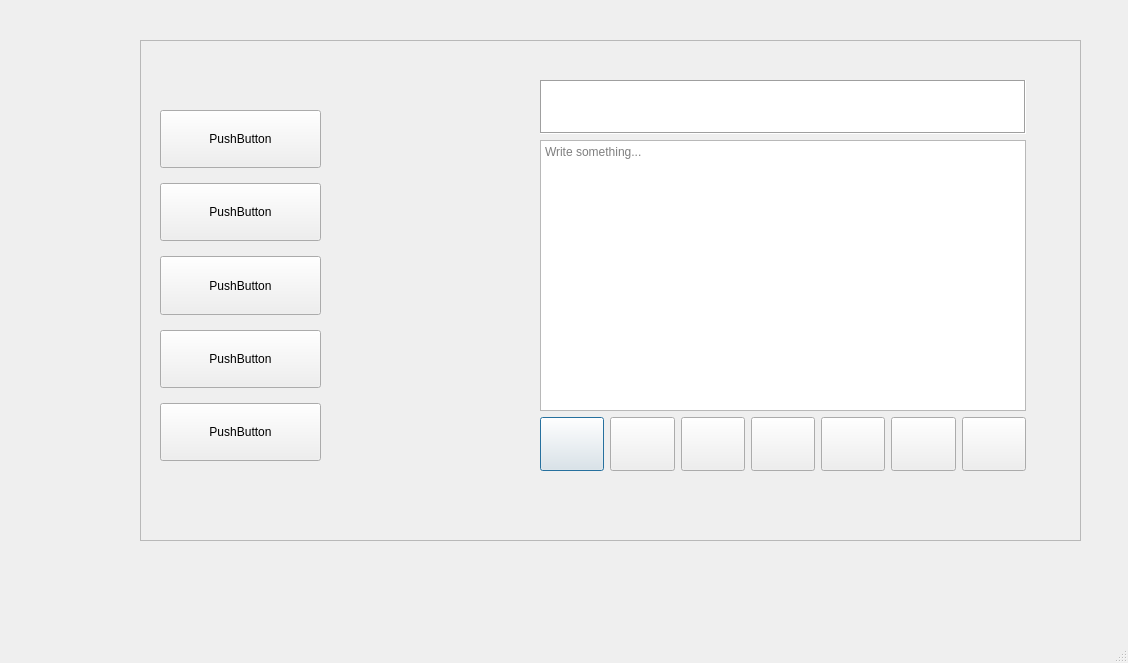
First picture: the form in mainwindow.ui, repository Bie-NHD/C-note-taking-app, before the edit.
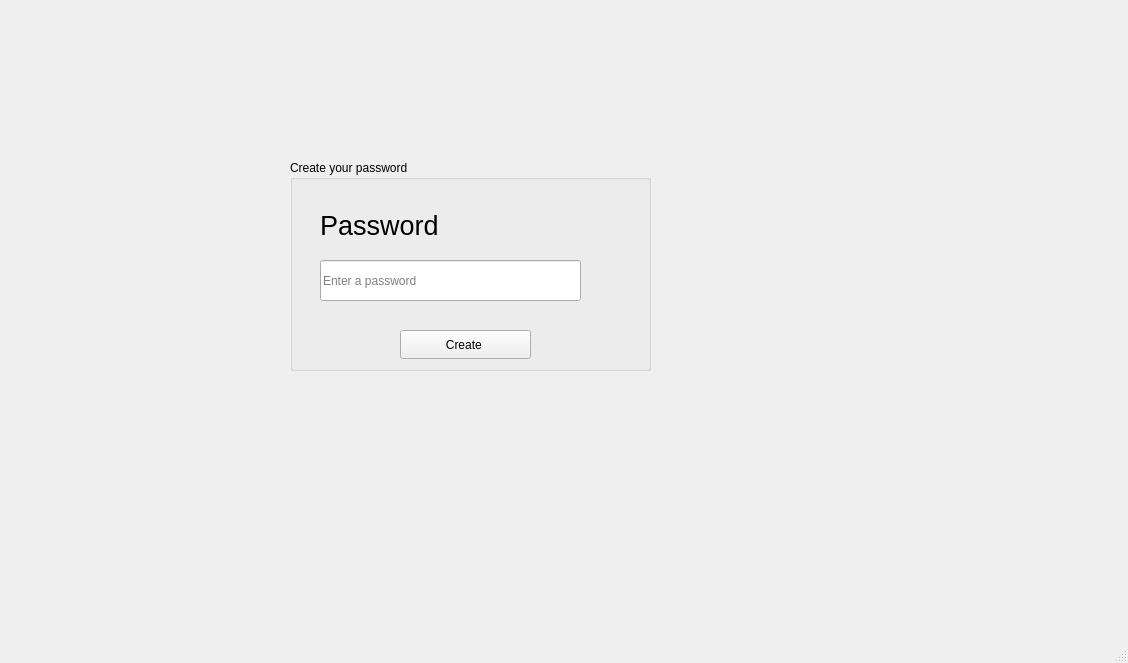
Second picture: the form after the edit. Icons and pictures are not drawn.

```diff
--- a/mainwindow.ui
+++ b/mainwindow.ui
@@ -14,521 +14,64 @@
    <string>MainWindow</string>
   </property>
   <widget class="QWidget" name="centralwidget">
-   <widget class="QFrame" name="frame">
+   <widget class="QGroupBox" name="groupBox">
     <property name="geometry">
      <rect>
-      <x>140</x>
-      <y>40</y>
-      <width>941</width>
-      <height>501</height>
+      <x>290</x>
+      <y>160</y>
+      <width>361</width>
+      <height>211</height>
      </rect>
     </property>
-    <property name="frameShape">
-     <enum>QFrame::StyledPanel</enum>
+    <property name="title">
+     <string>Create your password</string>
     </property>
-    <property name="frameShadow">
-     <enum>QFrame::Raised</enum>
-    </property>
-    <property name="lineWidth">
-     <number>2</number>
-    </property>
-    <property name="midLineWidth">
-     <number>1</number>
-    </property>
-    <widget class="QWidget" name="verticalLayoutWidget">
+    <widget class="QLabel" name="label">
      <property name="geometry">
       <rect>
-       <x>10</x>
-       <y>60</y>
-       <width>181</width>
-       <height>371</height>
+       <x>30</x>
+       <y>50</y>
+       <width>141</width>
+       <height>31</height>
       </rect>
      </property>
-     <layout class="QVBoxLayout" name="verticalLayout">
-      <property name="spacing">
-       <number>15</number>
-      </property>
-      <property name="leftMargin">
-       <number>10</number>
-      </property>
-      <property name="topMargin">
-       <number>10</number>
-      </property>
-      <property name="rightMargin">
-       <number>10</number>
-      </property>
-      <property name="bottomMargin">
-       <number>10</number>
-      </property>
-      <item>
-       <widget class="QPushButton" name="pushButton_3">
-        <property name="enabled">
-         <bool>true</bool>
-        </property>
-        <property name="sizePolicy">
-         <sizepolicy hsizetype="Minimum" vsizetype="Minimum">
-          <horstretch>0</horstretch>
-          <verstretch>0</verstretch>
-         </sizepolicy>
-        </property>
-        <property name="minimumSize">
-         <size>
-          <width>100</width>
-          <height>50</height>
-         </size>
-        </property>
-        <property name="sizeIncrement">
-         <size>
-          <width>100</width>
-          <height>100</height>
-         </size>
-        </property>
-        <property name="baseSize">
-         <size>
-          <width>100</width>
-          <height>100</height>
-         </size>
-        </property>
-        <property name="text">
-         <string>PushButton</string>
-        </property>
-        <property name="autoRepeat">
-         <bool>false</bool>
-        </property>
-        <property name="autoExclusive">
-         <bool>false</bool>
-        </property>
-        <property name="autoDefault">
-         <bool>false</bool>
-        </property>
-        <property name="default">
-         <bool>false</bool>
-        </property>
-        <property name="flat">
-         <bool>false</bool>
-        </property>
-       </widget>
-      </item>
-      <item>
-       <widget class="QPushButton" name="pushButton_6">
-        <property name="enabled">
-         <bool>true</bool>
-        </property>
-        <property name="sizePolicy">
-         <sizepolicy hsizetype="Minimum" vsizetype="Minimum">
-          <horstretch>0</horstretch>
-          <verstretch>0</verstretch>
-         </sizepolicy>
-        </property>
-        <property name="minimumSize">
-         <size>
-          <width>100</width>
-          <height>50</height>
-         </size>
-        </property>
-        <property name="sizeIncrement">
-         <size>
-          <width>100</width>
-          <height>100</height>
-         </size>
-        </property>
-        <property name="baseSize">
-         <size>
-          <width>100</width>
-          <height>100</height>
-         </size>
-        </property>
-        <property name="text">
-         <string>PushButton</string>
-        </property>
-        <property name="autoRepeat">
-         <bool>false</bool>
-        </property>
-        <property name="autoExclusive">
-         <bool>false</bool>
-        </property>
-        <property name="autoDefault">
-         <bool>false</bool>
-        </property>
-        <property name="default">
-         <bool>false</bool>
-        </property>
-        <property name="flat">
-         <bool>false</bool>
-        </property>
-       </widget>
-      </item>
-      <item>
-       <widget class="QPushButton" name="pushButton_5">
-        <property name="enabled">
-         <bool>true</bool>
-        </property>
-        <property name="sizePolicy">
-         <sizepolicy hsizetype="Minimum" vsizetype="Minimum">
-          <horstretch>0</horstretch>
-          <verstretch>0</verstretch>
-         </sizepolicy>
-        </property>
-        <property name="minimumSize">
-         <size>
-          <width>100</width>
-          <height>50</height>
-         </size>
-        </property>
-        <property name="sizeIncrement">
-         <size>
-          <width>100</width>
-          <height>100</height>
-         </size>
-        </property>
-        <property name="baseSize">
-         <size>
-          <width>100</width>
-          <height>100</height>
-         </size>
-        </property>
-        <property name="text">
-         <string>PushButton</string>
-        </property>
-        <property name="autoRepeat">
-         <bool>false</bool>
-        </property>
-        <property name="autoExclusive">
-         <bool>false</bool>
-        </property>
-        <property name="autoDefault">
-         <bool>false</bool>
-        </property>
-        <property name="default">
-         <bool>false</bool>
-        </property>
-        <property name="flat">
-         <bool>false</bool>
-        </property>
-       </widget>
-      </item>
-      <item>
-       <widget class="QPushButton" name="pushButton_7">
-        <property name="enabled">
-         <bool>true</bool>
-        </property>
-        <property name="sizePolicy">
-         <sizepolicy hsizetype="Minimum" vsizetype="Minimum">
-          <horstretch>0</horstretch>
-          <verstretch>0</verstretch>
-         </sizepolicy>
-        </property>
-        <property name="minimumSize">
-         <size>
-          <width>100</width>
-          <height>50</height>
-         </size>
-        </property>
-        <property name="sizeIncrement">
-         <size>
-          <width>100</width>
-          <height>100</height>
-         </size>
-        </property>
-        <property name="baseSize">
-         <size>
-          <width>100</width>
-          <height>100</height>
-         </size>
-        </property>
-        <property name="text">
-         <string>PushButton</string>
-        </property>
-        <property name="autoRepeat">
-         <bool>false</bool>
-        </property>
-        <property name="autoExclusive">
-         <bool>false</bool>
-        </property>
-        <property name="autoDefault">
-         <bool>false</bool>
-        </property>
-        <property name="default">
-         <bool>false</bool>
-        </property>
-        <property name="flat">
-         <bool>false</bool>
-        </property>
-       </widget>
-      </item>
-      <item>
-       <widget class="QPushButton" name="pushButton_8">
-        <property name="enabled">
-         <bool>true</bool>
-        </property>
-        <property name="sizePolicy">
-         <sizepolicy hsizetype="Minimum" vsizetype="Minimum">
-          <horstretch>0</horstretch>
-          <verstretch>0</verstretch>
-         </sizepolicy>
-        </property>
-        <property name="minimumSize">
-         <size>
-          <width>100</width>
-          <height>50</height>
-         </size>
-        </property>
-        <property name="sizeIncrement">
-         <size>
-          <width>100</width>
-          <height>100</height>
-         </size>
-        </property>
-        <property name="baseSize">
-         <size>
-          <width>100</width>
-          <height>100</height>
-         </size>
-        </property>
-        <property name="text">
-         <string>PushButton</string>
-        </property>
-        <property name="autoRepeat">
-         <bool>false</bool>
-        </property>
-        <property name="autoExclusive">
-         <bool>false</bool>
-        </property>
-        <property name="autoDefault">
-         <bool>false</bool>
-        </property>
-        <property name="default">
-         <bool>false</bool>
-        </property>
-        <property name="flat">
-         <bool>false</bool>
-        </property>
-       </widget>
-      </item>
-     </layout>
+     <property name="font">
+      <font>
+       <pointsize>20</pointsize>
+      </font>
+     </property>
+     <property name="text">
+      <string>Password </string>
+     </property>
     </widget>
-    <widget class="QWidget" name="verticalLayoutWidget_2">
+    <widget class="QPushButton" name="pushButton">
      <property name="geometry">
       <rect>
-       <x>400</x>
-       <y>40</y>
-       <width>486</width>
-       <height>391</height>
+       <x>110</x>
+       <y>170</y>
+       <width>131</width>
+       <height>29</height>
       </rect>
      </property>
-     <layout class="QVBoxLayout" name="verticalLayout_2" stretch="1,5,1">
-      <item>
-       <widget class="QPlainTextEdit" name="plainTextEdit">
-        <property name="sizePolicy">
-         <sizepolicy hsizetype="Minimum" vsizetype="Minimum">
-          <horstretch>50</horstretch>
-          <verstretch>5</verstretch>
-         </sizepolicy>
-        </property>
-        <property name="minimumSize">
-         <size>
-          <width>0</width>
-          <height>50</height>
-         </size>
-        </property>
-        <property name="frameShape">
-         <enum>QFrame::Box</enum>
-        </property>
-        <property name="verticalScrollBarPolicy">
-         <enum>Qt::ScrollBarAlwaysOff</enum>
-        </property>
-        <property name="horizontalScrollBarPolicy">
-         <enum>Qt::ScrollBarAlwaysOff</enum>
-        </property>
-        <property name="lineWrapMode">
-         <enum>QPlainTextEdit::NoWrap</enum>
-        </property>
-        <property name="plainText">
-         <string/>
-        </property>
-        <property name="placeholderText">
-         <string>Title</string>
-        </property>
-       </widget>
-      </item>
-      <item>
-       <widget class="QTextEdit" name="textEdit">
-        <property name="verticalScrollBarPolicy">
-         <enum>Qt::ScrollBarAsNeeded</enum>
-        </property>
-        <property name="horizontalScrollBarPolicy">
-         <enum>Qt::ScrollBarAlwaysOff</enum>
-        </property>
-        <property name="placeholderText">
-         <string>Write something...</string>
-        </property>
-       </widget>
-      </item>
-      <item>
-       <layout class="QHBoxLayout" name="horizontalLayout" stretch="0,0,0,0,0,0,0">
-        <property name="topMargin">
-         <number>0</number>
-        </property>
-        <item>
-         <widget class="QPushButton" name="pushButton_11">
-          <property name="sizePolicy">
-           <sizepolicy hsizetype="Minimum" vsizetype="Expanding">
-            <horstretch>0</horstretch>
-            <verstretch>0</verstretch>
-           </sizepolicy>
-          </property>
-          <property name="text">
-           <string/>
-          </property>
-          <property name="icon">
-           <iconset resource="Resource.qrc">
-            <normaloff>:/images/Vector.png</normaloff>:/images/Vector.png</iconset>
-          </property>
-          <property name="default">
-           <bool>true</bool>
-          </property>
-         </widget>
-        </item>
-        <item>
-         <widget class="QPushButton" name="pushButton_10">
-          <property name="sizePolicy">
-           <sizepolicy hsizetype="Minimum" vsizetype="Expanding">
-            <horstretch>0</horstretch>
-            <verstretch>0</verstretch>
-           </sizepolicy>
-          </property>
-          <property name="text">
-           <string/>
-          </property>
-          <property name="icon">
-           <iconset>
-            <normalon>:/images/Vector (1).png</normalon>
-           </iconset>
-          </property>
-          <property name="flat">
-           <bool>false</bool>
-          </property>
-         </widget>
-        </item>
-        <item>
-         <widget class="QPushButton" name="pushButton_17">
-          <property name="sizePolicy">
-           <sizepolicy hsizetype="Minimum" vsizetype="Expanding">
-            <horstretch>0</horstretch>
-            <verstretch>0</verstretch>
-           </sizepolicy>
-          </property>
-          <property name="text">
-           <string/>
-          </property>
-          <property name="icon">
-           <iconset>
-            <normalon>:/images/Vector (2).png</normalon>
-           </iconset>
-          </property>
-          <property name="flat">
-           <bool>false</bool>
-          </property>
-         </widget>
-        </item>
-        <item>
-         <widget class="QPushButton" name="pushButton_15">
-          <property name="sizePolicy">
-           <sizepolicy hsizetype="Minimum" vsizetype="Expanding">
-            <horstretch>0</horstretch>
-            <verstretch>0</verstretch>
-           </sizepolicy>
-          </property>
-          <property name="text">
-           <string/>
-          </property>
-          <property name="icon">
-           <iconset>
-            <normalon>:/images/Vector (3).png</normalon>
-           </iconset>
-          </property>
-          <property name="flat">
-           <bool>false</bool>
-          </property>
-         </widget>
-        </item>
-        <item>
-         <widget class="QPushButton" name="pushButton_16">
-          <property name="sizePolicy">
-           <sizepolicy hsizetype="Minimum" vsizetype="Expanding">
-            <horstretch>0</horstretch>
-            <verstretch>0</verstretch>
-           </sizepolicy>
-          </property>
-          <property name="text">
-           <string/>
-          </property>
-          <property name="icon">
-           <iconset>
-            <normalon>:/images/Vector (4).png</normalon>
-           </iconset>
-          </property>
-          <property name="flat">
-           <bool>false</bool>
-          </property>
-         </widget>
-        </item>
-        <item>
-         <widget class="QPushButton" name="pushButton_12">
-          <property name="sizePolicy">
-           <sizepolicy hsizetype="Minimum" vsizetype="Expanding">
-            <horstretch>0</horstretch>
-            <verstretch>0</verstretch>
-           </sizepolicy>
-          </property>
-          <property name="text">
-           <string/>
-          </property>
-          <property name="icon">
-           <iconset>
-            <normalon>:/images/Vector (5).png</normalon>
-           </iconset>
-          </property>
-          <property name="flat">
-           <bool>false</bool>
-          </property>
-         </widget>
-        </item>
-        <item>
-         <widget class="QPushButton" name="pushButton_13">
-          <property name="sizePolicy">
-           <sizepolicy hsizetype="Minimum" vsizetype="Expanding">
-            <horstretch>0</horstretch>
-            <verstretch>0</verstretch>
-           </sizepolicy>
-          </property>
-          <property name="styleSheet">
-           <string notr="true">color: rgb(255, 0, 127);
-font: 9pt &quot;Segoe UI&quot;;</string>
-          </property>
-          <property name="text">
-           <string/>
-          </property>
-          <property name="icon">
-           <iconset>
-            <normalon>:/images/Vector (6).png</normalon>
-            <activeon>../../../../Downloads/Vector.png</activeon>
-           </iconset>
-          </property>
-          <property name="checkable">
-           <bool>true</bool>
-          </property>
-          <property name="autoRepeat">
-           <bool>false</bool>
-          </property>
-          <property name="flat">
-           <bool>false</bool>
-          </property>
-         </widget>
-        </item>
-       </layout>
-      </item>
-     </layout>
+     <property name="text">
+      <string>Create </string>
+     </property>
+    </widget>
+    <widget class="QLineEdit" name="password">
+     <property name="geometry">
+      <rect>
+       <x>30</x>
+       <y>100</y>
+       <width>261</width>
+       <height>41</height>
+      </rect>
+     </property>
+     <property name="echoMode">
+      <enum>QLineEdit::Password</enum>
+     </property>
+     <property name="placeholderText">
+      <string>Enter a password</string>
+     </property>
     </widget>
    </widget>
   </widget>
```
Left out of the diff: 4 changed lines with no effect on the pictures.
